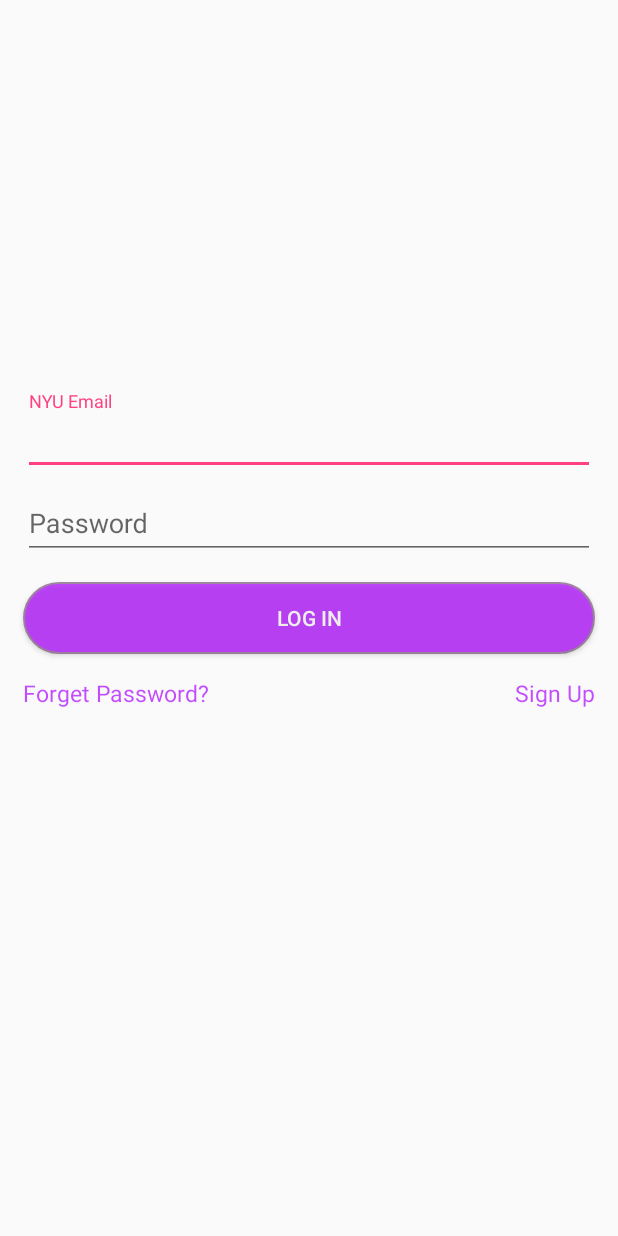
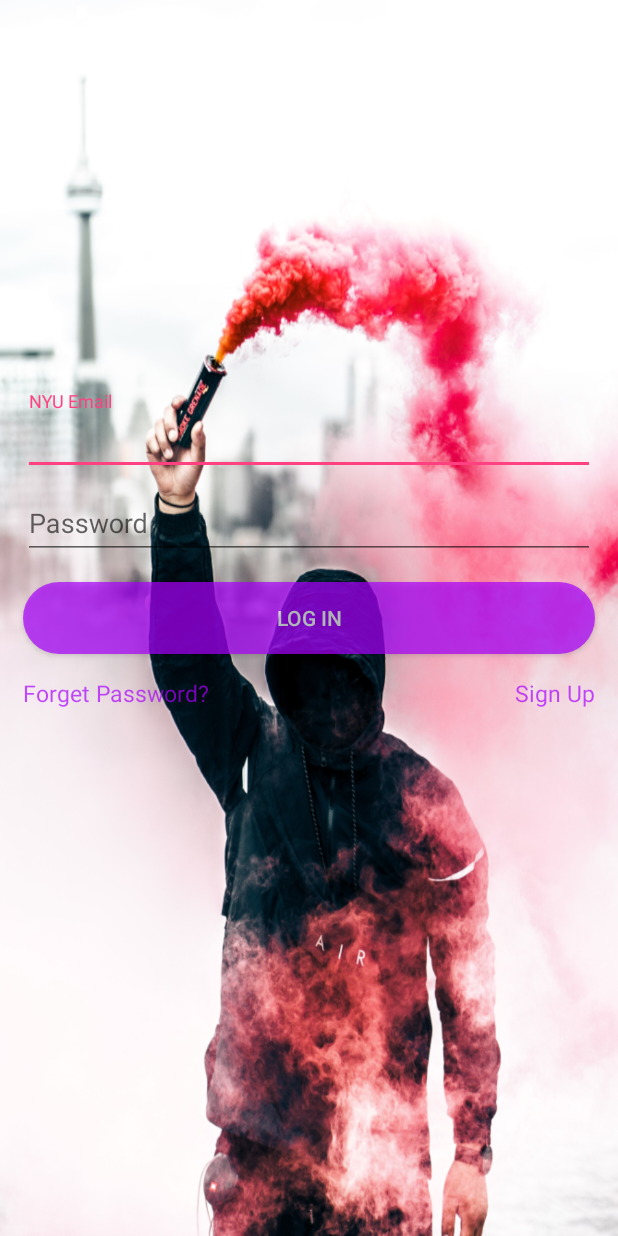
Before and after one commit to CirclesNyush/Circles_Android, an Android app: the screen it shows after launch (MainActivity), on a phone screen of 412 x 824 dp. Run offline under Robolectric (Android 15) with nearby library versions, the phone set to English and light mode, and no system bars; our stand-ins replace ButterKnife.

Commit message:
minor adjustments

```diff
--- a/app/src/main/res/color/violet_selector.xml
+++ b/app/src/main/res/color/violet_selector.xml
@@ -1,7 +1,5 @@
 <?xml version="1.0" encoding="utf-8"?>
 <selector xmlns:android="http://schemas.android.com/apk/res/android">
-    <item android:state_focused="true" android:color="@color/colorDarkViolet"></item>
-    <item android:state_checked="true" android:color="@color/colorDarkViolet"></item>
-    <item android:state_pressed="true" android:color="@color/colorDarkViolet"></item>
-    <item android:color="@color/colorLightViolet"></item>
+    <item android:state_pressed="true" android:color="@color/colorDarkViolet" />
+    <item android:color="@color/colorLightViolet" />
 </selector>
--- a/app/src/main/res/drawable/button_login.xml
+++ b/app/src/main/res/drawable/button_login.xml
@@ -5,7 +5,7 @@
             <!-- 开始颜色="" 结束颜色="" 颜色渐变="" -->
             <gradient android:angle="270" android:endColor="#7200ca" android:startColor="#7200ca" />
             <!-- 渐变方向 按钮边缘="" 边缘宽="" -->
-            <stroke android:width="1sp" android:color="#7d5a7d" />
+            <!--<stroke android:width="1sp" android:color="#7d5a7d" />-->
             <!-- 边缘颜色 按钮四个圆角="" -->
             <corners android:radius="30dp" />
             <!-- 半径 内边距="" 按钮文字和边缘距离="" -->
@@ -23,7 +23,7 @@
     <item>
         <shape>
             <gradient android:angle="270" android:endColor="#aa00ff" android:startColor="#aa00ff" />
-            <stroke android:width="1sp" android:color="#7d5a7d" />
+            <!--<stroke android:width="1sp" android:color="#7d5a7d" />-->
             <corners android:radius="30dp" />
             <padding android:bottom="10dp" android:left="10dp" android:right="10dp" android:top="10dp" />
         </shape>
--- a/app/src/main/res/layout/activity_main.xml
+++ b/app/src/main/res/layout/activity_main.xml
@@ -6,6 +6,7 @@
     android:layout_height="match_parent"
     android:orientation="vertical"
     android:layout_gravity="center"
+    android:background="@drawable/testpic"
     tools:context="com.example.anpu.circles.MainActivity">
 
     <android.support.design.widget.TextInputLayout
--- a/app/src/main/res/values/colors.xml
+++ b/app/src/main/res/values/colors.xml
@@ -4,5 +4,5 @@
     <color name="colorPrimaryDark">#303F9F</color>
     <color name="colorAccent">#FF4081</color>
     <color name="colorLightViolet">#aa00ff</color>
-    <color name="colorDarkViolet">#7200ca</color>
+    <color name="colorDarkViolet">#907200ca</color>
 </resources>
```
Also changed, not shown: app/src/main/res/drawable-v24/testpic.png (added), app/src/main/res/drawable-v24/testpic3.png (added), app/src/main/res/drawable/testpic.png (added), app/src/main/res/drawable/testpic3.png (added), 2 other files.
